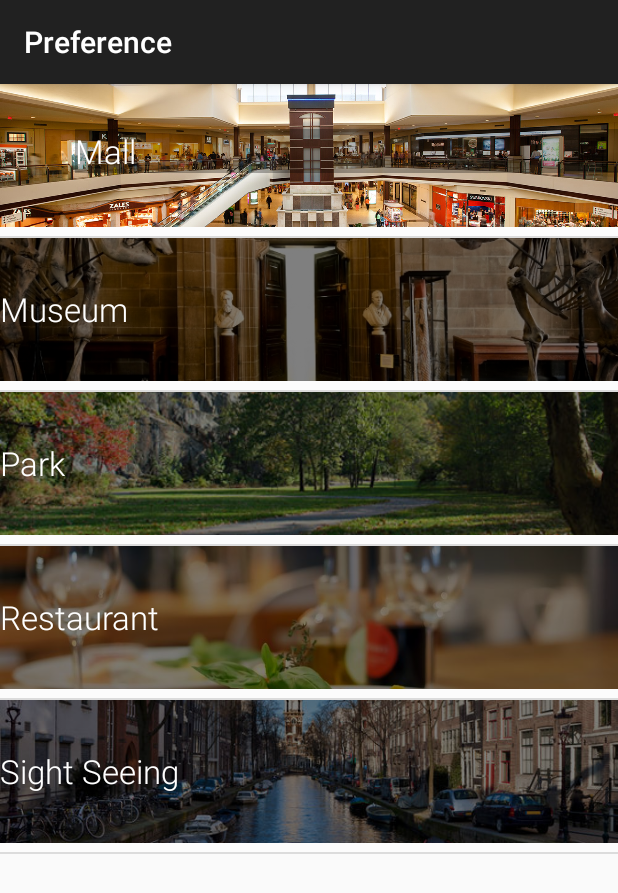
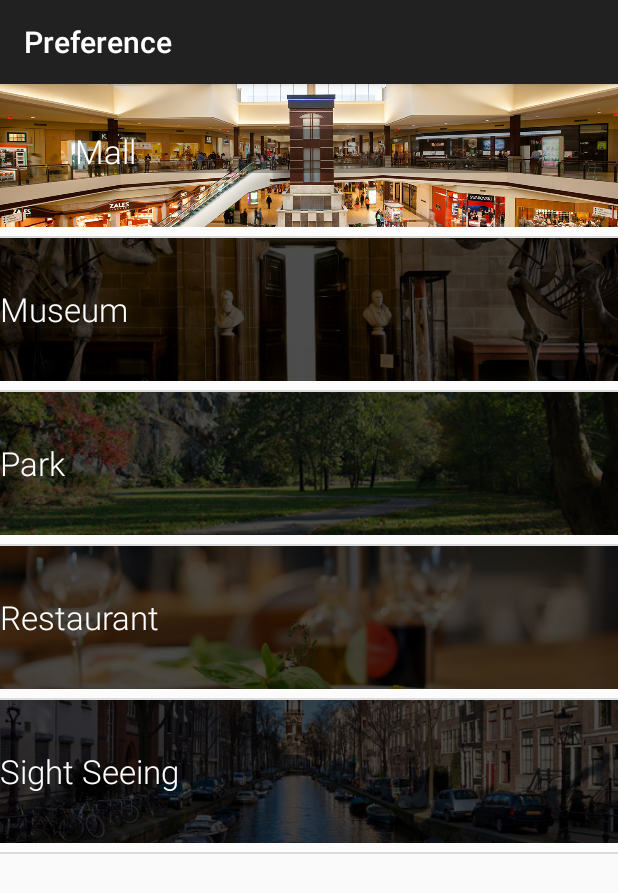
Before and after one commit to swiftwolff/CodePathGroupProject, an Android app: the SettingActivity screen opened directly, with no data from a screen before it, after a tap on "Mall", on a phone screen of 412 x 824 dp. Shown: the top 893 px of the screen. Run offline under Robolectric (Android 15) with nearby library versions, the phone set to English and light mode, and no system bars; our stand-ins replace Picasso; pictures from the network do not load.

Commit message:
persisting options after they are set

```diff
--- a/app/src/main/java/com/yahoo/pil/activities/SettingActivity.java
+++ b/app/src/main/java/com/yahoo/pil/activities/SettingActivity.java
@@ -1,18 +1,23 @@
 package com.yahoo.pil.activities;
 
+import android.content.Context;
 import android.content.SharedPreferences;
 import android.graphics.Color;
 import android.graphics.drawable.Drawable;
 import android.preference.PreferenceManager;
+import android.support.annotation.NonNull;
 import android.support.v7.app.ActionBarActivity;
 import android.os.Bundle;
+import android.util.AttributeSet;
 import android.util.DisplayMetrics;
+import android.util.Log;
 import android.view.Menu;
 import android.view.MenuItem;
 import android.view.View;
 import android.view.ViewGroup;
 import android.widget.AbsListView;
 import android.widget.AdapterView;
+import android.widget.ArrayAdapter;
 import android.widget.GridView;
 import android.widget.ListView;
 import android.widget.RelativeLayout;
@@ -21,6 +26,8 @@ import android.widget.TextView;
 import android.widget.Toast;
 
 import com.yahoo.pil.R;
+import com.yahoo.pil.adapters.OptionAdapter;
+import com.yahoo.pil.models.Option;
 
 import java.util.ArrayList;
 import java.util.HashMap;
@@ -34,31 +41,39 @@ public class SettingActivity extends ActionBarActivity {
     int[] drawables = new int[] {R.drawable.mall, R.drawable.museum, R.drawable.park, R.drawable.restaurant, R.drawable.sightseeing};
     SharedPreferences pref;
     ListView lvSetting;
+    ArrayList<Option> optionsList;
+    ArrayAdapter<Option> optionAdapter;
     SimpleAdapter adapter;
+
+//    @Override
+//    public View onCreateView(String name, @NonNull Context context, @NonNull AttributeSet attrs) {
+//        View view = super.onCreateView(name, context, attrs);
+//        int i = lvSetting.getFirstVisiblePosition();
+//        int j = lvSetting.getLastVisiblePosition();
+//        int c = lvSetting.getChildCount();
+//        Log.d("DEBUG", "the first visible position is at " +i );
+//        Log.d("DEBUG", "the last visible position is at " +j );
+//        Log.d("DEBUG", "the count is " +c );
+//        return view;
+//    }
 
     @Override
     protected void onCreate(Bundle savedInstanceState) {
         super.onCreate(savedInstanceState);
         setContentView(R.layout.activity_setting);
 
-        List<HashMap<String,String>> aList = new ArrayList<HashMap<String,String>>();
-        for(int i=0;i<options.length;i++){
-            HashMap<String, String> hm = new HashMap<String,String>();
-            hm.put("option", options[i]);
-            hm.put("drawable", Integer.toString(drawables[i]) );
-            aList.add(hm);
+        optionsList = new ArrayList<Option>();
+        for(int i=0; i<options.length; i++) {
+            Option option = new Option();
+            option.setName(options[i]);
+            option.setDrawID(drawables[i]);
+            optionsList.add(option);
         }
-
-        String[] from = {"drawable","option"};
-        int[] to = {R.id.setting_image,R.id.setting_text};
-        adapter = new SimpleAdapter(getBaseContext(), aList, R.layout.setting_item, from, to);
-
         lvSetting = (ListView) findViewById(R.id.lvSetting);
-
-        lvSetting.setAdapter(adapter);
+        optionAdapter = new OptionAdapter(this, optionsList);
+        lvSetting.setAdapter(optionAdapter);
 
         pref = PreferenceManager.getDefaultSharedPreferences(this);
-        setPreferences();
 
         lvSetting.setOnItemClickListener(new AdapterView.OnItemClickListener() {
             public void onItemClick(AdapterView<?> parent, View view,
@@ -67,7 +82,7 @@ public class SettingActivity extends ActionBarActivity {
                 TextView tvName = (TextView) view.findViewById(R.id.setting_text);
 
                 if(pref.getString(tvName.getText().toString(),null)!=null && pref.getString(tvName.getText().toString(),null).equals("yes")) {
-                    Toast.makeText(getBaseContext(), "Unset this option", Toast.LENGTH_SHORT).show();
+//                    Toast.makeText(getBaseContext(), "Unset this option", Toast.LENGTH_SHORT).show();
                     SharedPreferences.Editor edit = pref.edit();
                     edit.putString(tvName.getText().toString(),"no");
                     edit.commit();
@@ -79,7 +94,7 @@ public class SettingActivity extends ActionBarActivity {
                     mparams.setMargins(0,-302,0,0);
 
                     tvName.setLayoutParams(mparams);
-                    tvName.setBackgroundColor(Color.parseColor("#80000000"));
+                    tvName.setBackgroundColor(Color.parseColor("#B3000000"));
                     return;
                 }
                 tvName.getLayoutParams().height = -1;
@@ -92,7 +107,7 @@ public class SettingActivity extends ActionBarActivity {
                 SharedPreferences.Editor edit = pref.edit();
                 edit.putString(tvName.getText().toString(),"yes");
                 edit.commit();
-                Toast.makeText(getBaseContext(), "set this option", Toast.LENGTH_SHORT).show();
+//                Toast.makeText(getBaseContext(), "set this option", Toast.LENGTH_SHORT).show();
             }
         });
     }
--- /dev/null
+++ b/app/src/main/java/com/yahoo/pil/adapters/OptionAdapter.java
@@ -0,0 +1,59 @@
+package com.yahoo.pil.adapters;
+
+import android.content.Context;
+import android.content.SharedPreferences;
+import android.graphics.Color;
+import android.preference.PreferenceManager;
+import android.util.DisplayMetrics;
+import android.util.Log;
+import android.view.LayoutInflater;
+import android.view.View;
+import android.view.ViewGroup;
+import android.widget.ArrayAdapter;
+import android.widget.ImageView;
+import android.widget.TextView;
+
+import com.squareup.picasso.Picasso;
+import com.yahoo.pil.R;
+import com.yahoo.pil.models.Option;
+
+import java.util.ArrayList;
+
+/**
+ * Created by jeffhsu on 2/24/15.
+ */
+public class OptionAdapter extends ArrayAdapter<Option> {
+    SharedPreferences pref;
+
+    public OptionAdapter(Context context, ArrayList<Option> options) {
+        super(context, R.layout.setting_item, options);
+    }
+
+    @Override
+    public View getView(int position, View convertView, ViewGroup parent) {
+
+        pref = PreferenceManager.getDefaultSharedPreferences(getContext());
+
+        Option option = getItem(position);
+
+        if(convertView == null) {
+            convertView = LayoutInflater.from(getContext()).inflate(R.layout.setting_item, parent, false);
+        }
+        // Lookup data
+        TextView tvName = (TextView) convertView.findViewById(R.id.setting_text);
+        ImageView imgSetting = (ImageView) convertView.findViewById(R.id.setting_image);
+        tvName.setText(option.getName());
+        imgSetting.setImageResource(0);
+        Picasso.with(getContext()).load(option.getDrawID()).into(imgSetting);
+        if(pref.getString(option.getName(),null)!=null && pref.getString(option.getName(),null).equals("yes")) {
+            tvName.getLayoutParams().height = -1;
+            tvName.getLayoutParams().width = -1;
+            ViewGroup.MarginLayoutParams mparams = (ViewGroup.MarginLayoutParams)tvName.getLayoutParams();
+            mparams.setMargins(50,-107,0,0);
+
+            tvName.setLayoutParams(mparams);
+            tvName.setBackgroundColor(Color.parseColor("#4D000000"));
+        }
+        return convertView;
+    }
+}
--- /dev/null
+++ b/app/src/main/java/com/yahoo/pil/models/Option.java
@@ -0,0 +1,26 @@
+package com.yahoo.pil.models;
+
+/**
+ * Created by jeffhsu on 2/24/15.
+ */
+public class Option {
+    public void setName(String name) {
+        this.name = name;
+    }
+
+    public void setDrawID(int drawID) {
+        this.drawID = drawID;
+    }
+
+    public String getName() {
+
+        return name;
+    }
+
+    public int getDrawID() {
+        return drawID;
+    }
+
+    String name;
+    int drawID;
+}
--- a/app/src/main/res/layout/setting_item.xml
+++ b/app/src/main/res/layout/setting_item.xml
@@ -23,6 +23,6 @@
         android:layout_marginLeft="0pt"
         android:gravity="left|center_vertical"
         android:textColor="#ffffff"
-        android:background="#80000000"/>
+        android:background="#B3000000"/>
 
 </LinearLayout>
```
